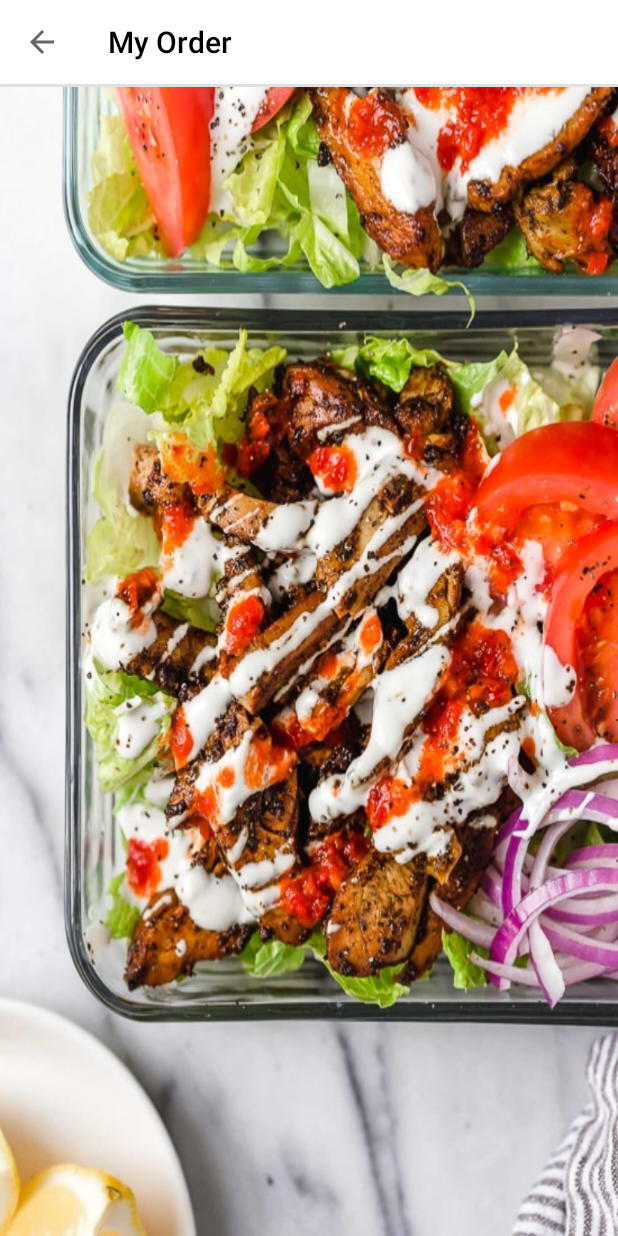
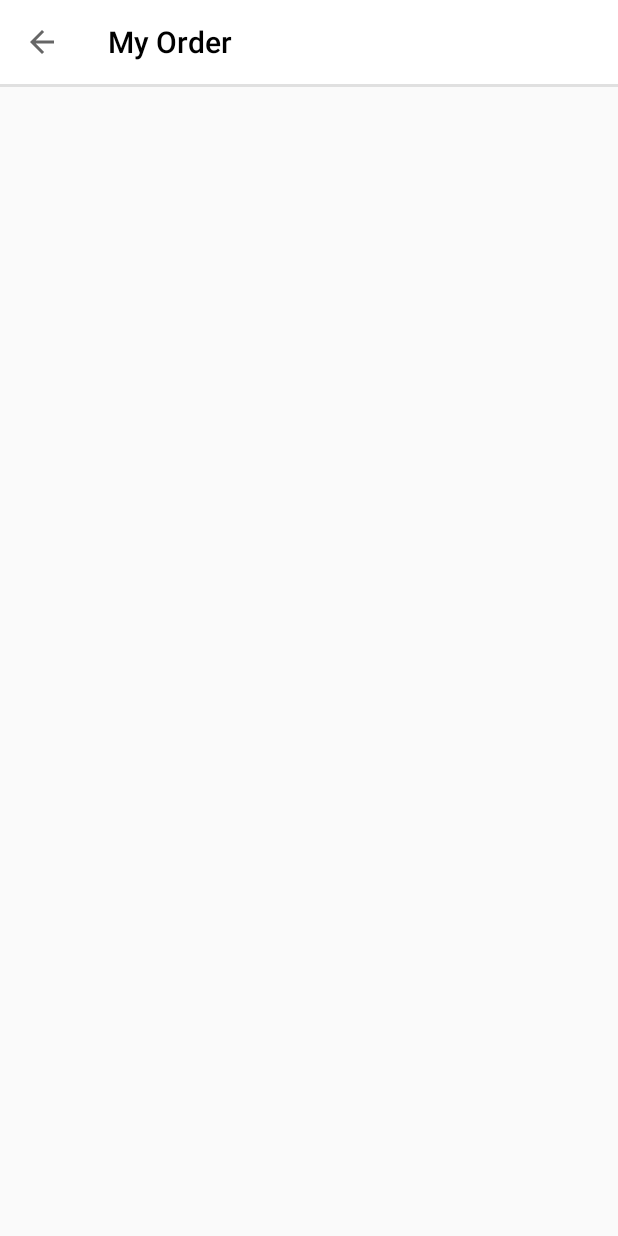
Before and after one commit to TuongNguyenX/APP_ORDER_FOOD, an Android app: the OrderStatus screen opened directly, with no data from a screen before it, on a phone screen of 412 x 824 dp. Run offline under Robolectric (Android 15) with nearby library versions, the phone set to English and light mode, and no system bars; our stand-ins replace Firebase (no records; nobody signed in at launch, a user with empty details on screens opened directly); libraries missing offline, so code that uses them is left out: com.jaredrummler.materialspinner; Roboto replaces fonts that are not available here; 1 statement that could not run was skipped.

Commit message:
food-app

```diff
--- a/app/src/main/res/layout/activity_order_status.xml
+++ b/app/src/main/res/layout/activity_order_status.xml
@@ -3,7 +3,7 @@
     xmlns:app="http://schemas.android.com/apk/res-auto"
     xmlns:tools="http://schemas.android.com/tools"
     android:layout_width="match_parent"
-    android:background="@drawable/bg_home"
+
     android:orientation="vertical"
     android:layout_height="match_parent"
     tools:context=".OrderStatus">
```
